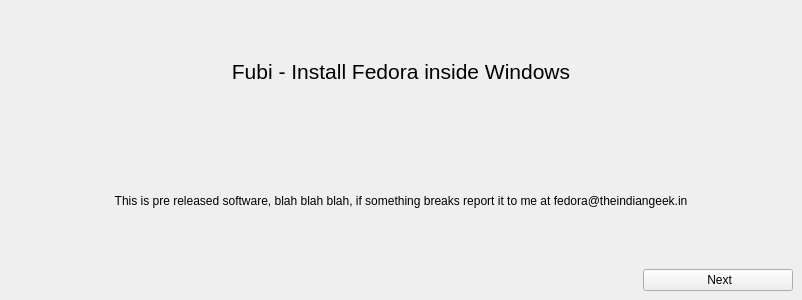
First picture: the form in splash.ui, repository hiemanshu/fubi, before the edit.
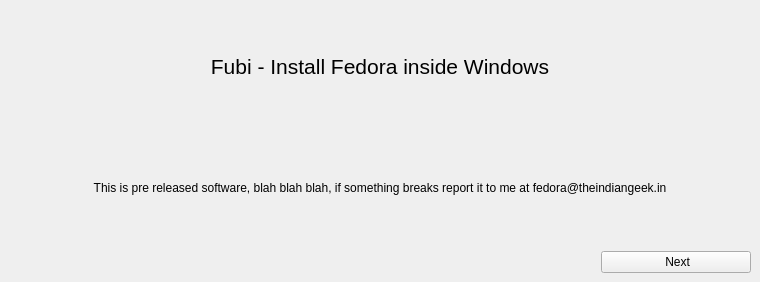
Second picture: the form after the edit.

Commit message: Finally some working code :D

```diff
--- a/splash.ui
+++ b/splash.ui
@@ -6,8 +6,8 @@
    <rect>
     <x>0</x>
     <y>0</y>
-    <width>802</width>
-    <height>300</height>
+    <width>760</width>
+    <height>282</height>
    </rect>
   </property>
   <property name="windowTitle">
```
The commit also changes 2 other files.
